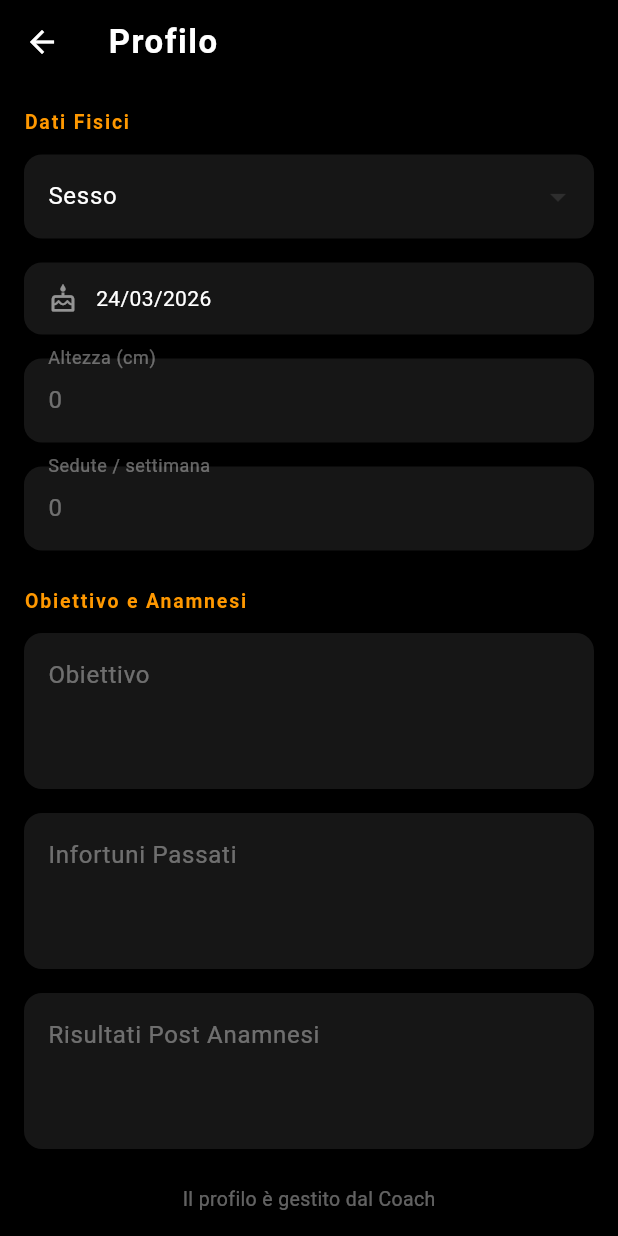
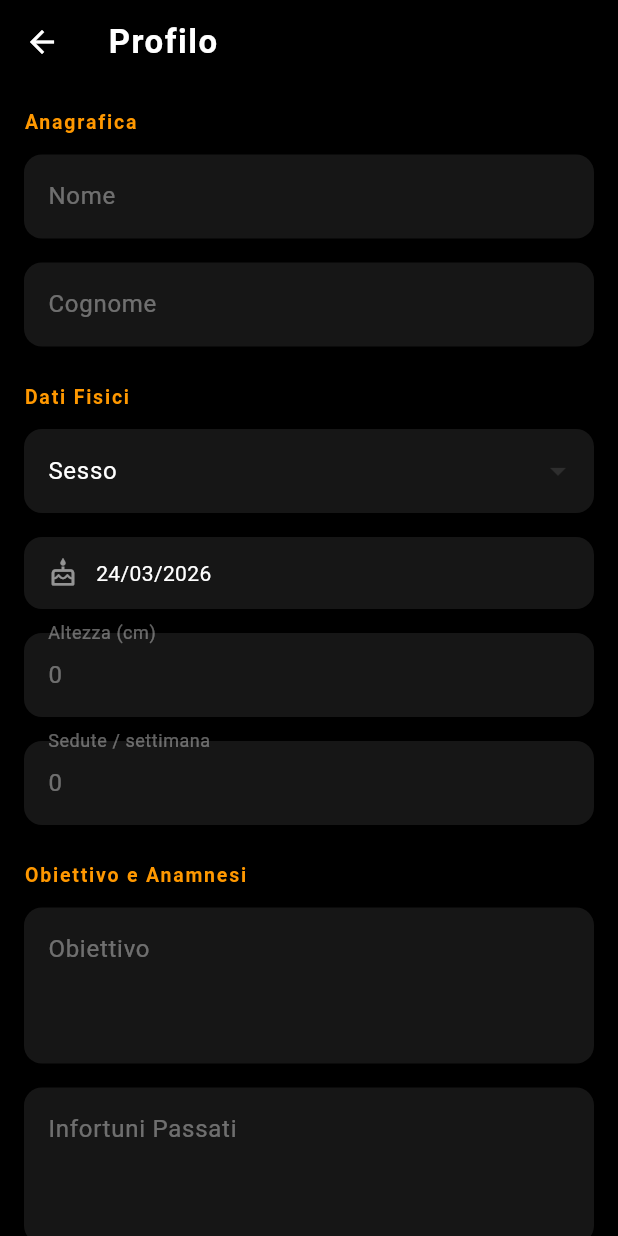
Before and after one commit to domenicolamacchiapt-byte/Hitch-Team, a Flutter app: the screen it shows once a user with an empty profile is signed in, after a tap on the "account circle" icon, on a phone screen of 412 x 824 dp. Run offline on Flutter 3.47's test engine with Material 3 defaults, Android fonts, the phone set to English and light mode, and no system bars; our stand-ins replace fl_chart, flutter_local_notifications, supabase_flutter, timezone, vibration; accounts and stored records are empty.

Commit message:
feat: add first/last name editing to profile screen

```diff
--- a/lib/screens/profile_screen.dart
+++ b/lib/screens/profile_screen.dart
@@ -16,6 +16,8 @@ class ProfileScreen extends StatefulWidget {
 }
 
 class _ProfileScreenState extends State<ProfileScreen> {
+  final _firstNameCtrl = TextEditingController();
+  final _lastNameCtrl = TextEditingController();
   final _goalCtrl = TextEditingController();
   final _injuriesCtrl = TextEditingController();
   final _anamnesisCtrl = TextEditingController();
@@ -51,6 +53,8 @@ class _ProfileScreenState extends State<ProfileScreen> {
       await auth.refreshProfile();
       final p = auth.profile;
       if (p != null) {
+        _firstNameCtrl.text = p.firstName;
+        _lastNameCtrl.text = p.lastName;
         _goalCtrl.text = p.goal ?? '';
         _injuriesCtrl.text = p.pastInjuries ?? '';
         _anamnesisCtrl.text = p.anamnesisResults ?? '';
@@ -64,6 +68,8 @@ class _ProfileScreenState extends State<ProfileScreen> {
   }
 
   void _populateFromMap(Map<String, dynamic> data) {
+    _firstNameCtrl.text = data['first_name'] ?? '';
+    _lastNameCtrl.text = data['last_name'] ?? '';
     _goalCtrl.text = data['goal'] ?? '';
     _injuriesCtrl.text = data['past_injuries'] ?? '';
     _anamnesisCtrl.text = data['anamnesis_results'] ?? '';
@@ -78,6 +84,8 @@ class _ProfileScreenState extends State<ProfileScreen> {
     setState(() => _isSaving = true);
     final auth = context.read<AuthProvider>();
     final data = {
+      'first_name': _firstNameCtrl.text.trim().isEmpty ? null : _firstNameCtrl.text.trim(),
+      'last_name': _lastNameCtrl.text.trim().isEmpty ? null : _lastNameCtrl.text.trim(),
       'goal': _goalCtrl.text.trim().isEmpty ? null : _goalCtrl.text.trim(),
       'past_injuries': _injuriesCtrl.text.trim().isEmpty ? null : _injuriesCtrl.text.trim(),
       'anamnesis_results': _anamnesisCtrl.text.trim().isEmpty ? null : _anamnesisCtrl.text.trim(),
@@ -139,6 +147,11 @@ class _ProfileScreenState extends State<ProfileScreen> {
         child: Column(
           crossAxisAlignment: CrossAxisAlignment.start,
           children: [
+            _section('Anagrafica'),
+            _buildTextField(_firstNameCtrl, 'Nome', canEdit),
+            const SizedBox(height: 16),
+            _buildTextField(_lastNameCtrl, 'Cognome', canEdit),
+            const SizedBox(height: 24),
             _section('Dati Fisici'),
             _buildDropdown('Sesso', _gender, ['Maschio', 'Femmina', 'Non definito'], canEdit, (v) => setState(() => _gender = v)),
             const SizedBox(height: 16),
@@ -206,6 +219,11 @@ class _ProfileScreenState extends State<ProfileScreen> {
     decoration: _dec(label),
   );
 
+  Widget _buildTextField(TextEditingController ctrl, String label, bool enabled) => TextField(
+    controller: ctrl, enabled: enabled,
+    decoration: _dec(label),
+  );
+
   Widget _buildText(TextEditingController ctrl, String label, bool enabled) => TextField(
     controller: ctrl, enabled: enabled, maxLines: 3,
     decoration: _dec(label, hint: true),
```
